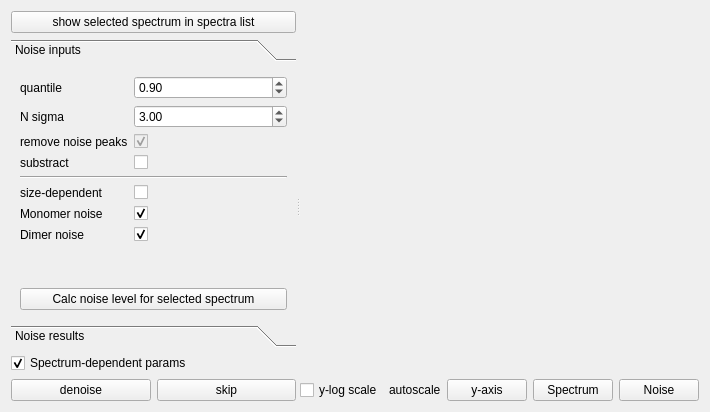
First picture: the form in Orbitool/UI/Noise.ui, repository l460289052/Orbitool, before the edit.
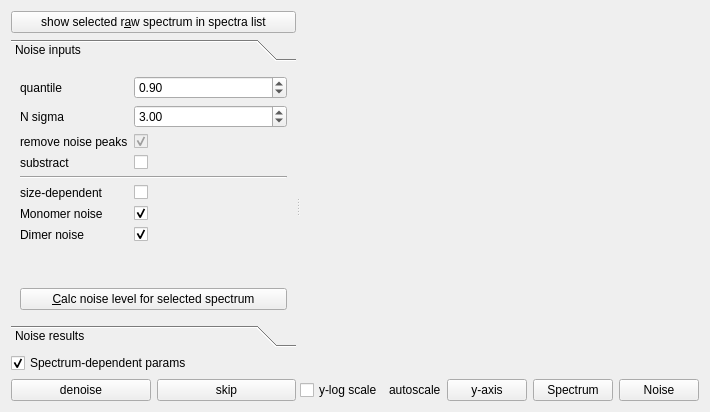
Second picture: the form after the edit.

Diff of the .ui file:
```diff
--- a/Orbitool/UI/Noise.ui
+++ b/Orbitool/UI/Noise.ui
@@ -24,7 +24,10 @@
        <item>
         <widget class="QPushButton" name="showAveragePushButton">
          <property name="text">
-          <string>show selected spectrum in spectra list</string>
+          <string>show selected r&amp;aw spectrum in spectra list</string>
+         </property>
+         <property name="shortcut">
+          <string>Alt+A</string>
          </property>
         </widget>
        </item>
@@ -56,8 +59,8 @@
            <rect>
             <x>0</x>
             <y>0</y>
-            <width>285</width>
-            <height>258</height>
+            <width>338</width>
+            <height>295</height>
            </rect>
           </property>
           <attribute name="label">
@@ -184,7 +187,10 @@
            <item>
             <widget class="QPushButton" name="calculateNoisePushButton">
              <property name="text">
-              <string>Calc noise level for selected spectrum</string>
+              <string>&amp;Calc noise level for selected spectrum</string>
+             </property>
+             <property name="shortcut">
+              <string>Alt+C</string>
              </property>
             </widget>
            </item>
```
Left out of the diff: 13 changed lines with no effect on the pictures.
